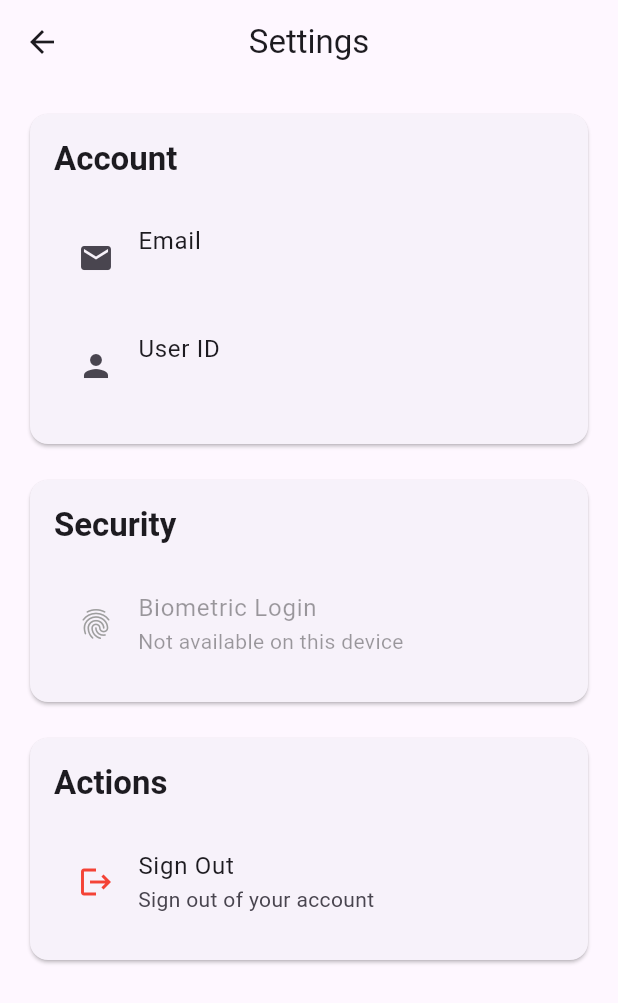
After one commit to eliasasefa/Hu, a Flutter app: the screen it shows once a user with an empty profile is signed in, in the side drawer, after a tap on "Settings", on a phone screen of 412 x 824 dp. The commit adds this screen. Shown: the top 1003 px of the screen. Run offline on Flutter 3.47's test engine with Material 3 defaults, Android fonts, the phone set to English and light mode, and no system bars; our stand-ins replace cloud_firestore, file_picker, firebase_auth, firebase_core, flutter_secure_storage, font_awesome_flutter and 3 more; missing offline and left inert: flutter_inappwebview; accounts and stored records are empty.

Commit message:
Revise README and enhance navigation with Settings page
- Updated README.md to reflect the new project name and detailed features of the Haramaya University App, including authentication, exit exam management, and web portal access.
- Added prerequisites and installation instructions for setting up the app.
- Introduced a new Settings page in the navigation bar for user configuration options.

```diff
--- /dev/null
+++ b/lib/pages/drawer_pages/settings_page.dart
@@ -0,0 +1,291 @@
+import 'package:flutter/material.dart';
+import 'package:firebase_auth/firebase_auth.dart';
+import 'package:local_auth/local_auth.dart';
+import 'package:flutter_secure_storage/flutter_secure_storage.dart';
+
+class SettingsPage extends StatefulWidget {
+  const SettingsPage({Key? key}) : super(key: key);
+
+  @override
+  State<SettingsPage> createState() => _SettingsPageState();
+}
+
+class _SettingsPageState extends State<SettingsPage> {
+  final LocalAuthentication _localAuth = LocalAuthentication();
+  final FlutterSecureStorage _secureStorage = const FlutterSecureStorage();
+  bool _biometricAvailable = false;
+  bool _biometricEnabled = false;
+  bool _loading = true;
+  String? _userEmail;
+
+  @override
+  void initState() {
+    super.initState();
+    _loadSettings();
+  }
+
+  Future<void> _loadSettings() async {
+    try {
+      // Check if biometric is available
+      final isAvailable = await _localAuth.canCheckBiometrics;
+      final isDeviceSupported = await _localAuth.isDeviceSupported();
+
+      // Load current settings
+      final biometricEnabled =
+          await _secureStorage.read(key: 'biometric_enabled');
+      final userEmail = await _secureStorage.read(key: 'last_logged_in_email');
+
+      setState(() {
+        _biometricAvailable = isAvailable && isDeviceSupported;
+        _biometricEnabled = biometricEnabled == 'true';
+        _userEmail = userEmail;
+        _loading = false;
+      });
+    } catch (e) {
+      setState(() {
+        _loading = false;
+      });
+    }
+  }
+
+  Future<void> _toggleBiometric(bool value) async {
+    if (value) {
+      // Enable biometric
+      await _enableBiometric();
+    } else {
+      // Disable biometric
+      await _disableBiometric();
+    }
+  }
+
+  Future<void> _enableBiometric() async {
+    try {
+      // First, verify the user's current password
+      final password = await _showPasswordDialog();
+      if (password == null) return;
+
+      // Verify password with Firebase
+      final user = FirebaseAuth.instance.currentUser;
+      if (user != null) {
+        try {
+          // Reauthenticate to verify password
+          final credential = EmailAuthProvider.credential(
+            email: user.email!,
+            password: password,
+          );
+          await user.reauthenticateWithCredential(credential);
+        } catch (e) {
+          ScaffoldMessenger.of(context).showSnackBar(
+            const SnackBar(content: Text('Incorrect password')),
+          );
+          return;
+        }
+      }
+
+      // Authenticate with biometrics
+      final isAuthenticated = await _localAuth.authenticate(
+        localizedReason: 'Please authenticate to enable biometric login',
+        options: const AuthenticationOptions(
+          biometricOnly: true,
+          stickyAuth: true,
+        ),
+      );
+
+      if (isAuthenticated) {
+        // Store credentials securely
+        await _secureStorage.write(key: 'stored_password', value: password);
+        await _secureStorage.write(key: 'biometric_enabled', value: 'true');
+        setState(() {
+          _biometricEnabled = true;
+        });
+        ScaffoldMessenger.of(context).showSnackBar(
+          const SnackBar(
+              content: Text('Biometric login enabled successfully!')),
+        );
+      }
+    } catch (e) {
+      ScaffoldMessenger.of(context).showSnackBar(
+        SnackBar(content: Text('Failed to enable biometric: $e')),
+      );
+    }
+  }
+
+  Future<void> _disableBiometric() async {
+    try {
+      // Remove stored credentials
+      await _secureStorage.delete(key: 'stored_password');
+      await _secureStorage.write(key: 'biometric_enabled', value: 'false');
+      setState(() {
+        _biometricEnabled = false;
+      });
+      ScaffoldMessenger.of(context).showSnackBar(
+        const SnackBar(content: Text('Biometric login disabled')),
+      );
+    } catch (e) {
+      ScaffoldMessenger.of(context).showSnackBar(
+        SnackBar(content: Text('Failed to disable biometric: $e')),
+      );
+    }
+  }
+
+  Future<String?> _showPasswordDialog() async {
+    final TextEditingController passwordController = TextEditingController();
+    return showDialog<String>(
+      context: context,
+      barrierDismissible: false,
+      builder: (BuildContext context) {
+        return AlertDialog(
+          title: const Text('Enter Password'),
+          content: TextField(
+            controller: passwordController,
+            obscureText: true,
+            decoration: const InputDecoration(
+              labelText: 'Password',
+              hintText: 'Enter your current password',
+            ),
+          ),
+          actions: [
+            TextButton(
+              onPressed: () => Navigator.of(context).pop(),
+              child: const Text('Cancel'),
+            ),
+            ElevatedButton(
+              onPressed: () =>
+                  Navigator.of(context).pop(passwordController.text),
+              child: const Text('Confirm'),
+            ),
+          ],
+        );
+      },
+    );
+  }
+
+  @override
+  Widget build(BuildContext context) {
+    final theme = Theme.of(context);
+    final user = FirebaseAuth.instance.currentUser;
+
+    return Scaffold(
+      appBar: AppBar(
+        title: const Text('Settings'),
+        centerTitle: true,
+      ),
+      body: _loading
+          ? const Center(child: CircularProgressIndicator())
+          : ListView(
+              padding: const EdgeInsets.all(16),
+              children: [
+                // Account Section
+                Card(
+                  child: Padding(
+                    padding: const EdgeInsets.all(16),
+                    child: Column(
+                      crossAxisAlignment: CrossAxisAlignment.start,
+                      children: [
+                        Text(
+                          'Account',
+                          style: theme.textTheme.titleLarge?.copyWith(
+                            fontWeight: FontWeight.bold,
+                          ),
+                        ),
+                        const SizedBox(height: 16),
+                        ListTile(
+                          leading: const Icon(Icons.email),
+                          title: const Text('Email'),
+                          subtitle: Text(user?.email ?? 'Not available'),
+                        ),
+                        ListTile(
+                          leading: const Icon(Icons.person),
+                          title: const Text('User ID'),
+                          subtitle: Text(user?.uid ?? 'Not available'),
+                        ),
+                      ],
+                    ),
+                  ),
+                ),
+                const SizedBox(height: 16),
+
+                // Security Section
+                Card(
+                  child: Padding(
+                    padding: const EdgeInsets.all(16),
+                    child: Column(
+                      crossAxisAlignment: CrossAxisAlignment.start,
+                      children: [
+                        Text(
+                          'Security',
+                          style: theme.textTheme.titleLarge?.copyWith(
+                            fontWeight: FontWeight.bold,
+                          ),
+                        ),
+                        const SizedBox(height: 16),
+                        if (_biometricAvailable) ...[
+                          SwitchListTile(
+                            title: const Text('Biometric Login'),
+                            subtitle: const Text(
+                                'Use fingerprint or face recognition to sign in'),
+                            secondary: const Icon(Icons.fingerprint),
+                            value: _biometricEnabled,
+                            onChanged: _toggleBiometric,
+                          ),
+                          if (_biometricEnabled && _userEmail != null)
+                            Padding(
+                              padding: const EdgeInsets.only(
+                                  left: 16, right: 16, bottom: 8),
+                              child: Text(
+                                'Linked to: $_userEmail',
+                                style: theme.textTheme.bodySmall?.copyWith(
+                                  color: theme.colorScheme.primary,
+                                ),
+                              ),
+                            ),
+                        ] else ...[
+                          ListTile(
+                            leading: const Icon(Icons.fingerprint,
+                                color: Colors.grey),
+                            title: const Text('Biometric Login'),
+                            subtitle:
+                                const Text('Not available on this device'),
+                            enabled: false,
+                          ),
+                        ],
+                      ],
+                    ),
+                  ),
+                ),
+                const SizedBox(height: 16),
+
+                // Actions Section
+                Card(
+                  child: Padding(
+                    padding: const EdgeInsets.all(16),
+                    child: Column(
+                      crossAxisAlignment: CrossAxisAlignment.start,
+                      children: [
+                        Text(
+                          'Actions',
+                          style: theme.textTheme.titleLarge?.copyWith(
+                            fontWeight: FontWeight.bold,
+                          ),
+                        ),
+                        const SizedBox(height: 16),
+                        ListTile(
+                          leading: const Icon(Icons.logout, color: Colors.red),
+                          title: const Text('Sign Out'),
+                          subtitle: const Text('Sign out of your account'),
+                          onTap: () async {
+                            await FirebaseAuth.instance.signOut();
+                            if (mounted) {
+                              Navigator.of(context).pop();
+                            }
+                          },
+                        ),
+                      ],
+                    ),
+                  ),
+                ),
+              ],
+            ),
+    );
+  }
+}
--- a/lib/pages/navigator.dart
+++ b/lib/pages/navigator.dart
@@ -3,6 +3,7 @@ import 'package:font_awesome_flutter/font_awesome_flutter.dart';
 import 'package:mywebapp/pages/drawer_pages/about_us.dart';
 import 'package:mywebapp/pages/drawer_pages/campuses.dart';
 import 'package:mywebapp/pages/drawer_pages/developer_profile.dart';
+import 'package:mywebapp/pages/drawer_pages/settings_page.dart';
 import 'package:firebase_auth/firebase_auth.dart';
 
 class NavBar extends StatelessWidget {
@@ -129,6 +130,18 @@ class NavBar extends StatelessWidget {
                 );
               },
             ),
+            _buildNavItem(
+              context,
+              icon: Icons.settings,
+              label: 'Settings',
+              accent: Colors.blueGrey,
+              onTap: () {
+                Navigator.push(
+                  context,
+                  MaterialPageRoute(builder: (context) => const SettingsPage()),
+                );
+              },
+            ),
             const SizedBox(height: 18),
             const Divider(),
             _buildNavItem(
```
Also changed, not shown: 1 other file.
